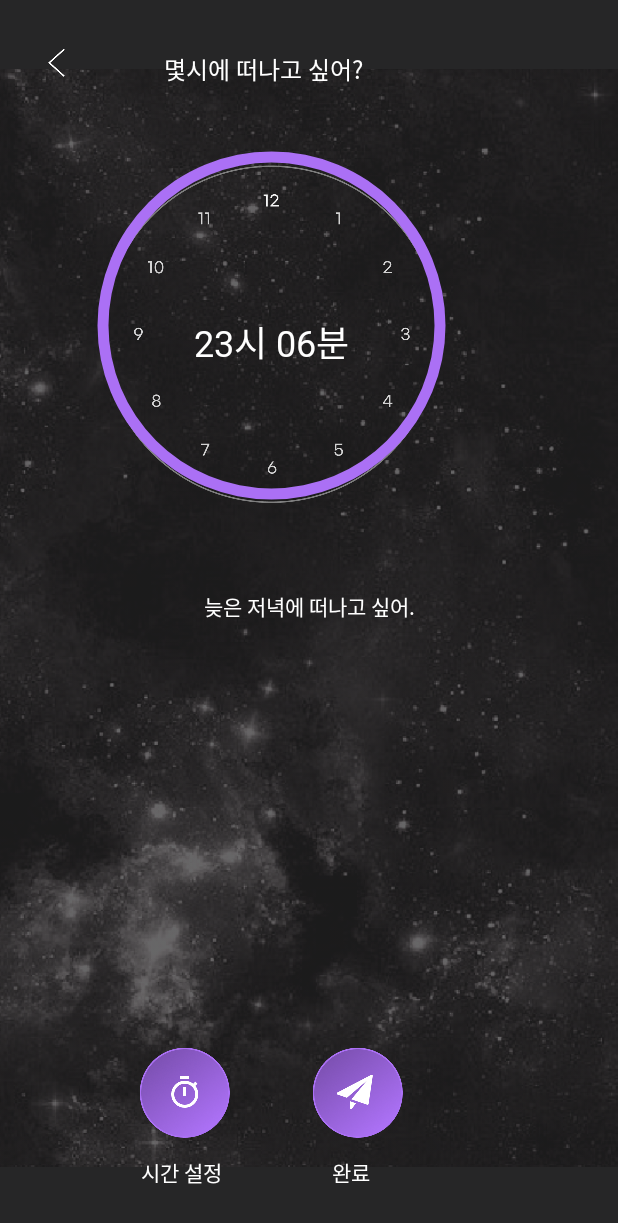
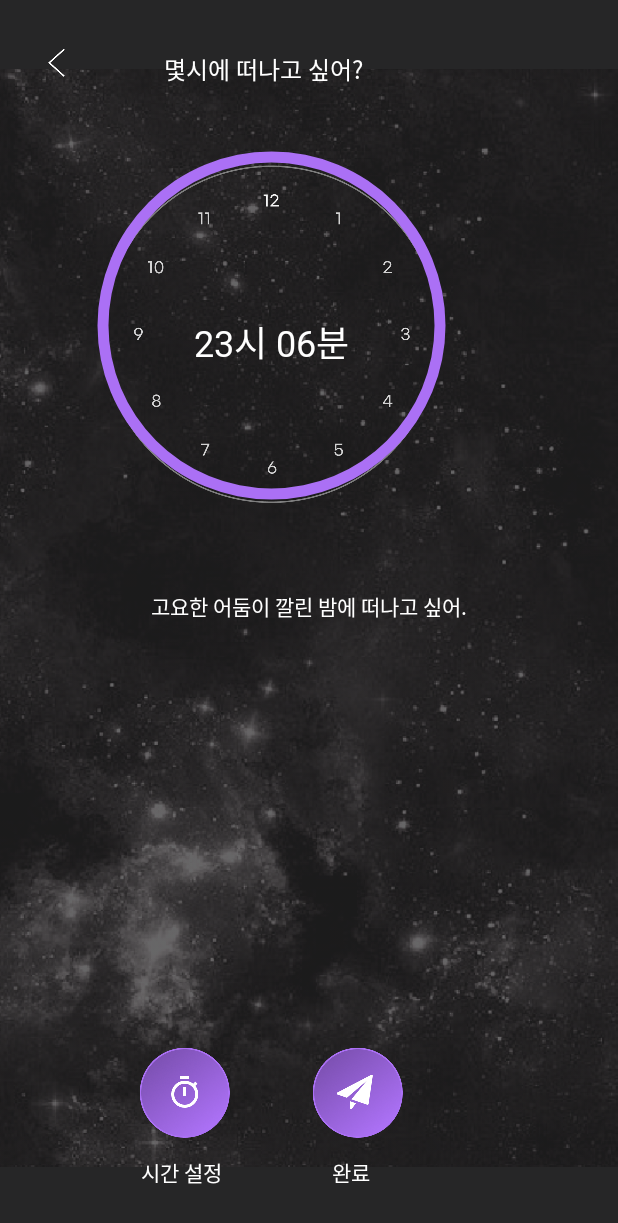
Before and after one commit to Apophis-AppJam/ApophisAndroid, an Android app: the fragment SecondDayBottomSheetDialogFragment placed in its activity, after a tap on "완료", on a phone screen of 412 x 824 dp. Shown: the top 1223 px of the screen. Run offline under Robolectric (Android 15) with nearby library versions, the phone set to English and light mode, and no system bars.

Commit message:
[Add] 설정된 시간 별 텍스트 지정 로직 구현 완료

```diff
--- a/app/src/main/AndroidManifest.xml
+++ b/app/src/main/AndroidManifest.xml
@@ -49,8 +49,8 @@
         <activity android:name=".ui.firstDay.CompassActivity" />
         <activity android:name=".ui.firstDay.FirstDayChatActivity" />
 
+        <activity android:name=".ui.secondDay.SecondDayChatActivity" />
         <activity android:name=".ui.secondDay.SecondDayTimepickerActivity" />
-        <activity android:name=".ui.secondDay.SecondDayChatActivity" />
         <activity android:name=".ui.secondDay.SecondDayFindLightMeActivity" />
         <activity android:name=".ui.secondDay.SecondDayFindDarkMeActivity" />
     </application>
--- a/app/src/main/java/com/example/apophis_android/data/entity/AponymousChat.kt
+++ b/app/src/main/java/com/example/apophis_android/data/entity/AponymousChat.kt
@@ -7,5 +7,6 @@ package com.example.apophis_android.data.entity
 
 /* 서버 통신을 위한 data class */
 data class AponymousChat(
-    val text: String
+    val text: String,
+    val nextAction: String
 )
--- a/app/src/main/java/com/example/apophis_android/ui/secondDay/SecondDayBottomSheetDialogFragment.kt
+++ b/app/src/main/java/com/example/apophis_android/ui/secondDay/SecondDayBottomSheetDialogFragment.kt
@@ -36,8 +36,12 @@ class SecondDayBottomSheetDialogFragment : BottomSheetDialogFragment() {
             cal.set(Calendar.HOUR_OF_DAY, timePicker.hour)
             cal.set(Calendar.MINUTE, timePicker.minute)
 
+            val hour = SimpleDateFormat("kk").format(cal.time).toInt()
+            val text: String = makeText(hour)
+
             val intent = Intent(requireContext(), SecondDayTimepickerActivity::class.java)
             intent.putExtra("time", SimpleDateFormat("kk시 mm분").format(cal.time))
+            intent.putExtra("text", text)
             intent.putExtra("tag", 1000)
             startActivity(intent)
 
@@ -49,4 +53,31 @@ class SecondDayBottomSheetDialogFragment : BottomSheetDialogFragment() {
         }
     }
 
+    private fun makeText(hour: Int): String {
+        Log.d("dahye", hour.toString())
+        var text = ""
+        if (hour in 1..3) {
+            text = "차분하고 적막한 새벽에 떠나고 싶어."
+        } else if (hour in 4..5) {
+            text = "동 트기 전 가장 추운 새벽에 떠나고 싶어."
+        } else if (hour == 6) {
+            text = "아직 아무도 일어나지 않은 아침에 떠나고 싶어."
+        } else if (hour in 7..9) {
+            text = "활기찬 아침에 떠나고 싶어."
+        } else if (hour in 10..11) {
+            text = "포근한 햇살이 쬐는 낮에 떠나고 싶어."
+        } else if (hour in 12..16) {
+            text = "여유로운 낮에 떠나고 싶어."
+        } else if (hour in 17..18) {
+            text = "노을을 볼 수 있는 저녁에 떠나고 싶어."
+        } else if (hour in 19..21) {
+            text = "아직 열기가 식지 않은 저녁에 떠나고 싶어."
+        } else if (hour in 22..23) {
+            text = "고요한 어둠이 깔린 밤에 떠나고 싶어."
+        } else {
+            text = "고요한 어둠이 깔린 밤에 떠나고 싶어."
+        }
+        return text
+    }
+
 }
--- a/app/src/main/java/com/example/apophis_android/ui/secondDay/SecondDayChatActivity.kt
+++ b/app/src/main/java/com/example/apophis_android/ui/secondDay/SecondDayChatActivity.kt
@@ -62,6 +62,7 @@ class SecondDayChatActivity : AppCompatActivity() {
                     if (response.isSuccessful) {
                         if (response.body()!!.success) {
                             for (i in response.body()!!.data.chat.indices) {
+                                Log.d("다혜", response.body()!!.data.chat[i].text)
                                 val chatData =
                                     ChatData(mutableListOf(response.body()!!.data.chat[i].text), 0)
                                 aponymousChatAdapter.addChat(chatData)
--- a/app/src/main/java/com/example/apophis_android/ui/secondDay/SecondDayTimepickerActivity.kt
+++ b/app/src/main/java/com/example/apophis_android/ui/secondDay/SecondDayTimepickerActivity.kt
@@ -32,21 +32,9 @@ class SecondDayTimepickerActivity : AppCompatActivity() {
             tv_clock_time.text = intent.getStringExtra("time")
             view_clock_act.visibility = View.VISIBLE
             tv_timepiker_final_ment.visibility = View.VISIBLE
+            tv_timepiker_final_ment.text = intent.getStringExtra("text")
             btn_time_setting_complete.setImageResource(R.drawable.btn_complete_act)
             tv_time_setting_complete.setTextColor(Color.parseColor("#FFFFFF"))
-
-            /* 원 그리기
-            var canvas = Canvas()
-            val startAngle = 0F
-            val sweepAngle = 90F
-            var paint = Paint()
-            paint.isAntiAlias = true
-            paint.style = Paint.Style.STROKE
-            paint.strokeWidth = 30F
-            paint.color = Color.parseColor("#AB70F5")
-
-            var oval = RectF(100F, 200F, 300F, 400F)
-            canvas?.drawArc(oval, startAngle, sweepAngle, true, paint) */
         }
     }
 
```
Also changed, not shown: app/src/main/java/com/example/apophis_android/data/remote/response/AponymousChatResponse.kt (+7 -2 lines).
